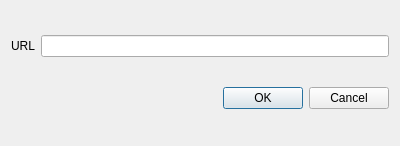
Above: client/ui/ConnectRemote.ui from littlehobbit/ns-client before the change. Below: the same form after it.
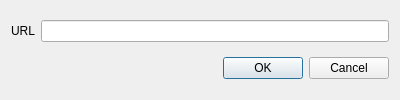
That is the form after the change. Icons and pictures are not drawn.

Commit message: fix connection diag

Diff of the .ui file:
```diff
--- a/client/ui/ConnectRemote.ui
+++ b/client/ui/ConnectRemote.ui
@@ -10,7 +10,7 @@
     <x>0</x>
     <y>0</y>
     <width>400</width>
-    <height>146</height>
+    <height>100</height>
    </rect>
   </property>
   <property name="windowTitle">
```
The commit also changes 1 other file.
